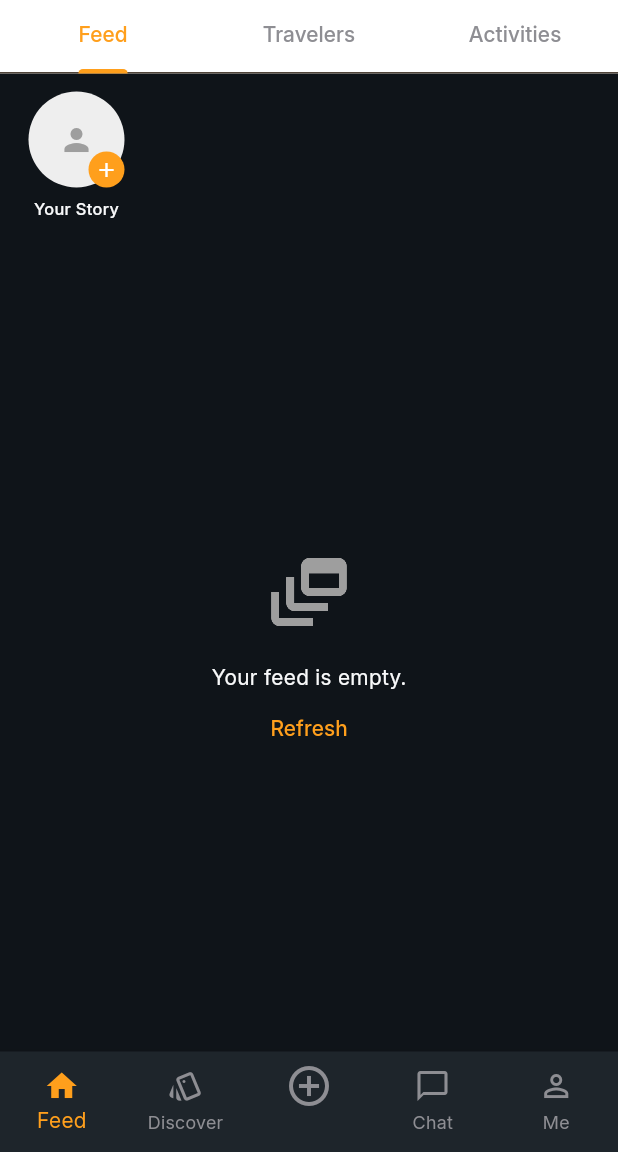
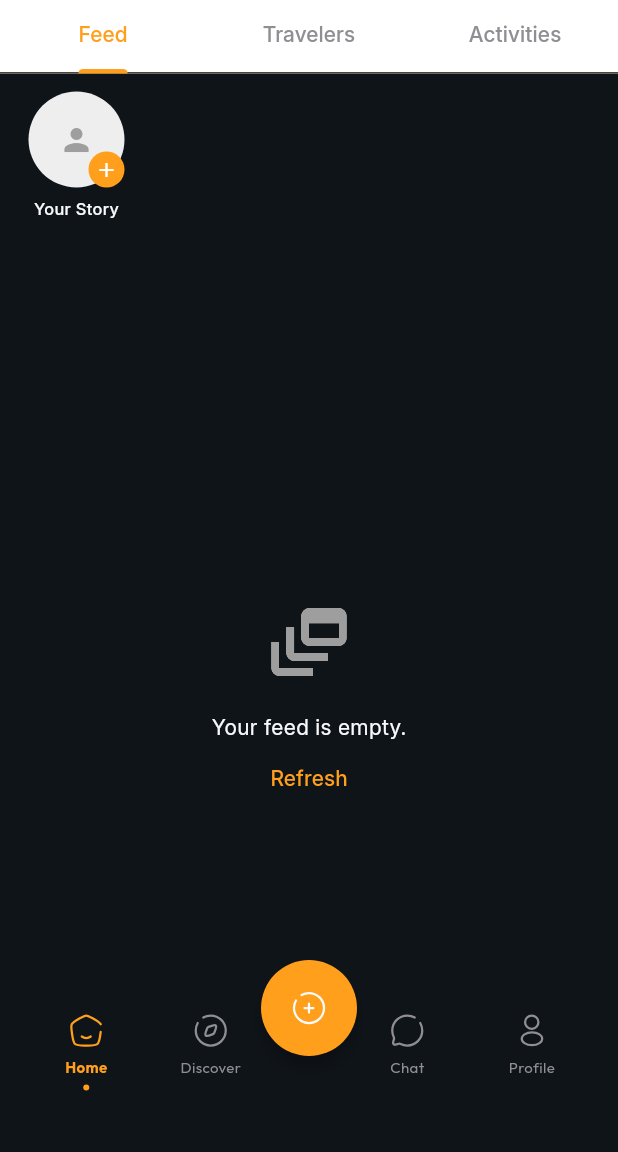
Before and after one commit to awais-ur-rehman/Nomadly, a Flutter app: the HomeScreen screen opened by its route, on a phone screen of 412 x 824 dp, the part 84-1236 px from its top. Run offline on Flutter 3.47's test engine with Material 3 defaults, Android fonts, the phone set to English and light mode, and no system bars; our stand-ins replace cached_network_image, dio, flutter_card_swiper, flutter_dotenv, flutter_riverpod, flutter_secure_storage and 14 more; missing offline and left inert: mapbox_maps_flutter, purchases_flutter, purchases_ui_flutter; accounts and stored records are empty; network calls fail.

Commit message:
revamped: navbar and the menu

```diff
--- a/lib/features/discovery/presentation/screens/home_screen.dart
+++ b/lib/features/discovery/presentation/screens/home_screen.dart
@@ -3,6 +3,7 @@ import 'package:flutter_riverpod/flutter_riverpod.dart';
 import 'package:go_router/go_router.dart';
 import '../../../../core/constants/app_colors.dart';
 import '../../../../core/constants/app_strings.dart';
+import '../../../../shared/widgets/vantage_navbar.dart';
 import '../../../chat/presentation/screens/inbox_screen.dart';
 import '../../../profile/presentation/screens/profile_screen.dart';
 import '../../../social/presentation/screens/posts_feed_screen.dart';
@@ -18,84 +19,9 @@ class HomeScreen extends ConsumerStatefulWidget {
 class _HomeScreenState extends ConsumerState<HomeScreen> {
   int _currentIndex = 0;
 
-  // Tabs: Feed(0), Discover(1), [+](2 — intercepted), Chat(3), Me(4)
-  // The "+" tab is index 2 but never actually shown — tapping it opens the
-  // create action sheet and we keep the previous tab selected.
-
   void _onTabTapped(int index) {
-    if (index == 2) {
-      _showCreateSheet();
-      return;
-    }
+    if (index == 2) return; // FAB is handled by the navbar widget
     setState(() => _currentIndex = index);
-  }
-
-  void _showCreateSheet() {
-    showModalBottomSheet(
-      context: context,
-      shape: const RoundedRectangleBorder(
-        borderRadius: BorderRadius.vertical(top: Radius.circular(20)),
-      ),
-      builder: (ctx) => SafeArea(
-        child: Padding(
-          padding: const EdgeInsets.symmetric(vertical: 16),
-          child: Column(
-            mainAxisSize: MainAxisSize.min,
-            children: [
-              Container(
-                width: 40,
-                height: 4,
-                margin: const EdgeInsets.only(bottom: 16),
-                decoration: BoxDecoration(
-                  color: Colors.grey[300],
-                  borderRadius: BorderRadius.circular(2),
-                ),
-              ),
-              const Padding(
-                padding: EdgeInsets.only(bottom: 12, left: 20),
-                child: Align(
-                  alignment: Alignment.centerLeft,
-                  child: Text(
-                    'Create',
-                    style: TextStyle(
-                      fontSize: 20,
-                      fontWeight: FontWeight.bold,
-                    ),
-                  ),
-                ),
-              ),
-              _CreateOption(
-                icon: Icons.photo_camera_outlined,
-                label: 'New Post',
-                subtitle: 'Share a photo or update',
-                onTap: () {
-                  Navigator.pop(ctx);
-                  context.push('/create-post');
-                },
-              ),
-              _CreateOption(
-                icon: Icons.route_outlined,
-                label: 'New Trip',
-                subtitle: 'Announce where you\'re heading',
-                onTap: () {
-                  Navigator.pop(ctx);
-                  context.push('/create-trip');
-                },
-              ),
-              _CreateOption(
-                icon: Icons.event_outlined,
-                label: 'New Activity',
-                subtitle: 'Organise a meetup or event',
-                onTap: () {
-                  Navigator.pop(ctx);
-                  context.push('/create-activity');
-                },
-              ),
-            ],
-          ),
-        ),
-      ),
-    );
   }
 
   @override
@@ -104,47 +30,30 @@ class _HomeScreenState extends ConsumerState<HomeScreen> {
     final screenIndex = _currentIndex > 2 ? _currentIndex - 1 : _currentIndex;
 
     return Scaffold(
+      extendBody: true,
       appBar: _buildAppBar(),
-      body: IndexedStack(
-        index: screenIndex,
-        children: const [
-          PostsFeedScreen(),   // Feed
-          MatchingScreen(),    // Discover
-          InboxScreen(),       // Chat
-          ProfileScreen(),     // Me
-        ],
-      ),
-      bottomNavigationBar: BottomNavigationBar(
-        currentIndex: _currentIndex,
-        selectedItemColor: AppColors.primary,
-        unselectedItemColor: AppColors.grey,
-        type: BottomNavigationBarType.fixed,
-        onTap: _onTabTapped,
-        items: const [
-          BottomNavigationBarItem(
-            icon: Icon(Icons.home_outlined),
-            activeIcon: Icon(Icons.home),
-            label: 'Feed',
+      body: Stack(
+        children: [
+          IndexedStack(
+            index: screenIndex,
+            children: const [
+              PostsFeedScreen(),   // Feed (0)
+              MatchingScreen(),    // Discover (1)
+              InboxScreen(),       // Chat (3)
+              ProfileScreen(),     // Profile (4)
+            ],
           ),
-          BottomNavigationBarItem(
-            icon: Icon(Icons.style_outlined),
-            activeIcon: Icon(Icons.style),
-            label: 'Discover',
-          ),
-          BottomNavigationBarItem(
-            icon: Icon(Icons.add_circle_outline, size: 32),
-            activeIcon: Icon(Icons.add_circle, size: 32),
-            label: '',
-          ),
-          BottomNavigationBarItem(
-            icon: Icon(Icons.chat_bubble_outline),
-            activeIcon: Icon(Icons.chat_bubble),
-            label: 'Chat',
-          ),
-          BottomNavigationBarItem(
-            icon: Icon(Icons.person_outline),
-            activeIcon: Icon(Icons.person),
-            label: 'Me',
+
+          // Floating Navbar
+          Align(
+            alignment: Alignment.bottomCenter,
+            child: VantageNavbar(
+              currentIndex: _currentIndex,
+              onTabSelected: _onTabTapped,
+              onPostTap: () => context.push('/create-post'),
+              onTripTap: () => context.push('/create-trip'),
+              onActivityTap: () => context.push('/create-activity'),
+            ),
           ),
         ],
       ),
@@ -181,7 +90,7 @@ class _HomeScreenState extends ConsumerState<HomeScreen> {
         return AppBar(
           title: const Text('Messages'),
         );
-      case 4: // Me
+      case 4: // Profile
         return AppBar(
           title: const Text('Profile'),
           actions: [
@@ -196,32 +105,3 @@ class _HomeScreenState extends ConsumerState<HomeScreen> {
     }
   }
 }
-
-/// A single row in the create action sheet.
-class _CreateOption extends StatelessWidget {
-  final IconData icon;
-  final String label;
-  final String subtitle;
-  final VoidCallback onTap;
-
-  const _CreateOption({
-    required this.icon,
-    required this.label,
-    required this.subtitle,
-    required this.onTap,
-  });
-
-  @override
-  Widget build(BuildContext context) {
-    return ListTile(
-      leading: CircleAvatar(
-        backgroundColor: AppColors.primary.withOpacity(0.1),
-        child: Icon(icon, color: AppColors.primary),
-      ),
-      title: Text(label, style: const TextStyle(fontWeight: FontWeight.w600)),
-      subtitle: Text(subtitle),
-      trailing: const Icon(Icons.chevron_right, color: AppColors.grey),
-      onTap: onTap,
-    );
-  }
-}
--- /dev/null
+++ b/lib/shared/widgets/vantage_navbar.dart
@@ -0,0 +1,257 @@
+import 'dart:ui';
+import 'package:flutter/material.dart';
+import 'package:flutter_svg/flutter_svg.dart';
+import '../../core/constants/app_colors.dart';
+
+class VantageNavbar extends StatefulWidget {
+  final int currentIndex;
+  final Function(int) onTabSelected;
+  final VoidCallback onPostTap;
+  final VoidCallback onTripTap;
+  final VoidCallback onActivityTap;
+
+  const VantageNavbar({
+    super.key,
+    required this.currentIndex,
+    required this.onTabSelected,
+    required this.onPostTap,
+    required this.onTripTap,
+    required this.onActivityTap,
+  });
+
+  @override
+  State<VantageNavbar> createState() => _VantageNavbarState();
+}
+
+class _VantageNavbarState extends State<VantageNavbar> with SingleTickerProviderStateMixin {
+  bool _isMenuOpen = false;
+  late AnimationController _animationController;
+  late Animation<double> _expandAnimation;
+
+  @override
+  void initState() {
+    super.initState();
+    _animationController = AnimationController(
+        vsync: this, duration: const Duration(milliseconds: 250));
+    _expandAnimation = CurvedAnimation(
+      parent: _animationController,
+      curve: Curves.easeOutBack,
+    );
+  }
+
+  @override
+  void dispose() {
+    _animationController.dispose();
+    super.dispose();
+  }
+
+  void _toggleMenu() {
+    setState(() {
+      _isMenuOpen = !_isMenuOpen;
+      if (_isMenuOpen) {
+        _animationController.forward();
+      } else {
+        _animationController.reverse();
+      }
+    });
+  }
+
+  @override
+  Widget build(BuildContext context) {
+    return Stack(
+      clipBehavior: Clip.none,
+      alignment: Alignment.bottomCenter,
+      children: [
+        // Dark Overlay when menu is open
+        if (_isMenuOpen)
+          GestureDetector(
+            onTap: _toggleMenu,
+            child: Container(
+              color: Colors.transparent, // Captures taps to close menu
+              width: MediaQuery.of(context).size.width,
+              height: MediaQuery.of(context).size.height,
+            ),
+          ),
+
+        // Floating Menu (Tooltip Style)
+        Positioned(
+          bottom: 150, // Premium vertical separation
+          child: ScaleTransition(
+            scale: _expandAnimation,
+            alignment: Alignment.bottomCenter,
+            child: FadeTransition(
+              opacity: _expandAnimation,
+              child: _buildFloatingMenu(),
+            ),
+          ),
+        ),
+
+        // Main Navbar Bar
+        Container(
+          height: 110,
+          padding: const EdgeInsets.fromLTRB(16, 0, 16, 24),
+          child: ClipRRect(
+            borderRadius: BorderRadius.circular(32),
+            child: BackdropFilter(
+              filter: ImageFilter.blur(sigmaX: 12, sigmaY: 12),
+              child: BottomAppBar(
+                padding: EdgeInsets.zero,
+                height: 72,
+                color: AppColors.obsidian.withOpacity(0.85),
+                elevation: 0,
+                notchMargin: 10,
+                shape: const CircularNotchedRectangle(),
+                child: Row(
+                  mainAxisAlignment: MainAxisAlignment.spaceAround,
+                  children: [
+                    _buildNavItem(0, 'nav_home.svg', 'Home'),
+                    _buildNavItem(1, 'nav_ai.svg', 'Discover'),
+                    const SizedBox(width: 48), // Space for centered FAB
+                    _buildNavItem(3, 'nav_resources.svg', 'Chat'),
+                    _buildNavItem(4, 'nav_profile.svg', 'Profile'),
+                  ],
+                ),
+              ),
+            ),
+          ),
+        ),
+
+        // Central FAB - Vertically centered on the top edge (half-in, half-out)
+        Positioned(
+          bottom: 24 + 72 - 32, // (padding) + (barHeight) - (half FAB height)
+          child: SizedBox(
+            height: 64,
+            width: 64,
+            child: FloatingActionButton(
+              onPressed: _toggleMenu,
+              backgroundColor: AppColors.primary,
+              elevation: 4,
+              shape: const CircleBorder(),
+              child: RotationTransition(
+                turns: Tween(begin: 0.0, end: 0.125).animate(_animationController),
+                child: SvgPicture.asset(
+                  'assets/icons/nav/nav_plus.svg',
+                  colorFilter: const ColorFilter.mode(AppColors.white, BlendMode.srcIn),
+                  width: 24,
+                  height: 24,
+                ),
+              ),
+            ),
+          ),
+        ),
+      ],
+    );
+  }
+
+  Widget _buildFloatingMenu() {
+    return Container(
+      width: 200,
+      padding: const EdgeInsets.symmetric(vertical: 12, horizontal: 8),
+      decoration: BoxDecoration(
+        color: AppColors.obsidian.withOpacity(0.95),
+        borderRadius: BorderRadius.circular(24),
+        border: Border.all(color: AppColors.primary.withOpacity(0.3)),
+        boxShadow: [
+          BoxShadow(
+            color: Colors.black.withOpacity(0.4),
+            blurRadius: 24,
+            offset: const Offset(0, 8),
+          ),
+        ],
+      ),
+      child: Column(
+        mainAxisSize: MainAxisSize.min,
+        children: [
+          _buildMenuOption('menu_post.svg', 'Post', widget.onPostTap),
+          const Divider(color: AppColors.divider, height: 16, indent: 12, endIndent: 12),
+          _buildMenuOption('menu_trip.svg', 'Trip', widget.onTripTap),
+          const Divider(color: AppColors.divider, height: 16, indent: 12, endIndent: 12),
+          _buildMenuOption('menu_activity.svg', 'Activity', widget.onActivityTap),
+        ],
+      ),
+    );
+  }
+
+  Widget _buildMenuOption(String icon, String label, VoidCallback onTap) {
+    return Material(
+      color: Colors.transparent,
+      child: InkWell(
+        onTap: () {
+          _toggleMenu();
+          onTap();
+        },
+        borderRadius: BorderRadius.circular(16),
+        child: Padding(
+          padding: const EdgeInsets.symmetric(vertical: 10, horizontal: 16),
+          child: Row(
+            children: [
+              SvgPicture.asset(
+                'assets/icons/nav/$icon',
+                width: 28,
+                height: 28,
+                colorFilter: const ColorFilter.mode(AppColors.primary, BlendMode.srcIn),
+              ),
+              const SizedBox(width: 14),
+              Text(
+                label,
+                style: const TextStyle(
+                  color: AppColors.primary,
+                  fontSize: 15,
+                  fontWeight: FontWeight.bold,
+                  fontFamily: 'Outfit',
+                ),
+              ),
+            ],
+          ),
+        ),
+      ),
+    );
+  }
+
+  Widget _buildNavItem(int index, String iconName, String label) {
+    final isSelected = widget.currentIndex == index;
+    final color = isSelected ? AppColors.primary : AppColors.grey;
+
+    return Expanded(
+      child: GestureDetector(
+        onTap: () {
+          if (_isMenuOpen) _toggleMenu();
+          widget.onTabSelected(index);
+        },
+        behavior: HitTestBehavior.opaque,
+        child: Column(
+          mainAxisSize: MainAxisSize.min,
+          mainAxisAlignment: MainAxisAlignment.center,
+          children: [
+            SvgPicture.asset(
+              'assets/icons/nav/$iconName',
+              width: 24,
+              height: 24,
+              colorFilter: ColorFilter.mode(color, BlendMode.srcIn),
+            ),
+            const SizedBox(height: 5),
+            Text(
+              label,
+              style: TextStyle(
+                color: color,
+                fontSize: 10,
+                fontWeight: isSelected ? FontWeight.bold : FontWeight.w500,
+                fontFamily: 'Outfit',
+              ),
+            ),
+            const SizedBox(height: 4),
+            AnimatedContainer(
+              duration: const Duration(milliseconds: 200),
+              width: isSelected ? 4 : 0,
+              height: 4,
+              decoration: const BoxDecoration(
+                color: AppColors.primary,
+                shape: BoxShape.circle,
+              ),
+            ),
+          ],
+        ),
+      ),
+    );
+  }
+}
```
Also changed, not shown: assets/icons/nav/activities.svg (deleted), assets/icons/nav/home.svg (deleted), assets/icons/nav/match.svg (deleted), assets/icons/nav/menu_activity.svg (added), assets/icons/nav/menu_post.svg (added), assets/icons/nav/menu_trip.svg (added), assets/icons/nav/nav_ai.svg (added), assets/icons/nav/nav_home.svg (added), assets/icons/nav/nav_plus.svg (added), assets/icons/nav/nav_profile.svg (added), assets/icons/nav/nav_resources.svg (renamed from assets/icons/nav/chat.svg), assets/icons/nav/profile.svg (deleted).
